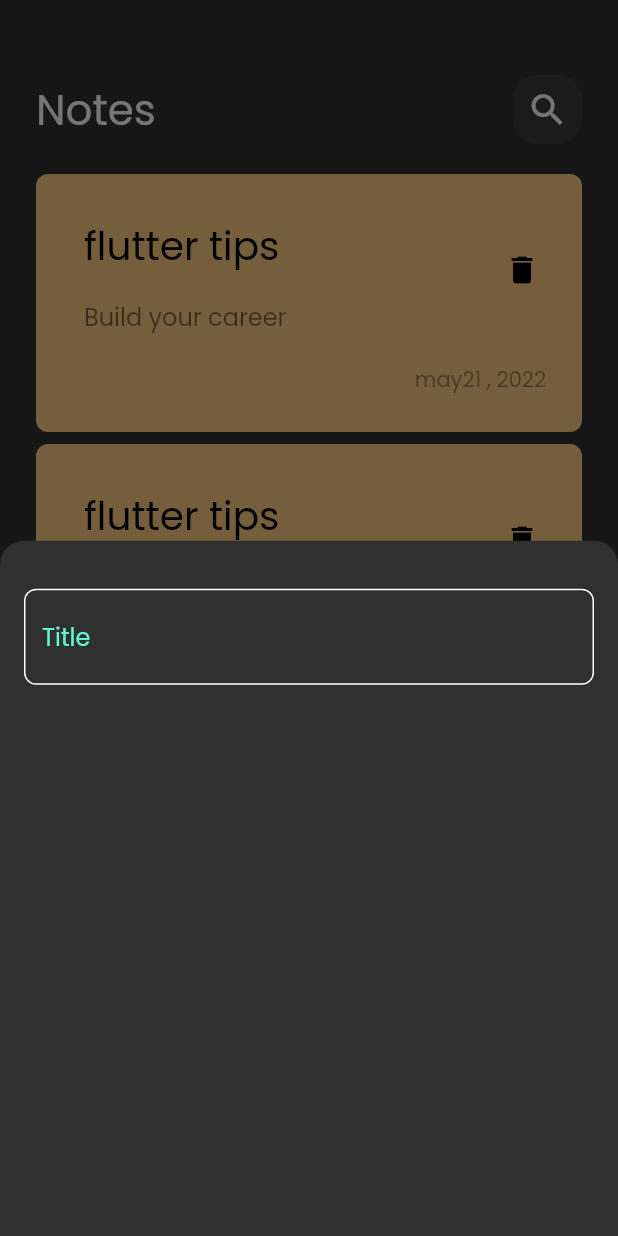
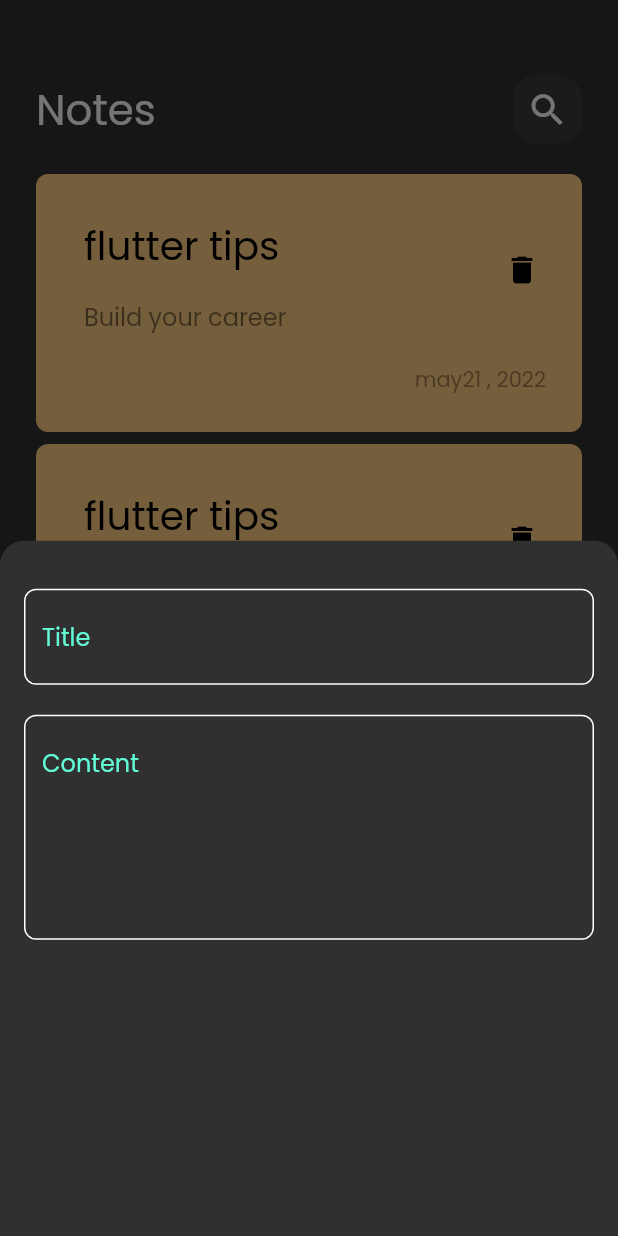
Before and after one commit to Ali1910/notesapp, a Flutter app: the screen it shows after launch, after a tap on the "add" icon, on a phone screen of 412 x 824 dp. Run offline on Flutter 3.47's test engine with Material 2 defaults, Android fonts, the phone set to English and light mode, and no system bars.

```diff
--- a/lib/views/widgets/addnotebottomsheet.dart
+++ b/lib/views/widgets/addnotebottomsheet.dart
@@ -15,7 +15,16 @@ class AddBottomSheetNote extends StatelessWidget {
           SizedBox(
             height: 32,
           ),
-          CustomTextField()
+          CustomTextField(
+            hint: 'Title',
+          ),
+          SizedBox(
+            height: 20,
+          ),
+          CustomTextField(
+            hint: 'Content',
+            maxlines: 5,
+          )
         ],
       ),
     );
--- a/lib/views/widgets/customtextfield.dart
+++ b/lib/views/widgets/customtextfield.dart
@@ -4,14 +4,16 @@ import 'package:flutter/src/widgets/framework.dart';
 import 'package:notesapp/constant/const.dart';
 
 class CustomTextField extends StatelessWidget {
-  const CustomTextField({super.key});
-
+  const CustomTextField({super.key, required this.hint, this.maxlines = 1});
+  final String hint;
+  final int maxlines;
   @override
   Widget build(BuildContext context) {
     return TextField(
       cursorColor: kprimarycolor,
+      maxLines: maxlines,
       decoration: InputDecoration(
-        hintText: 'Title',
+        hintText: hint,
         hintStyle: TextStyle(color: kprimarycolor),
         border: borderdecoration(),
         enabledBorder: borderdecoration(),
```
